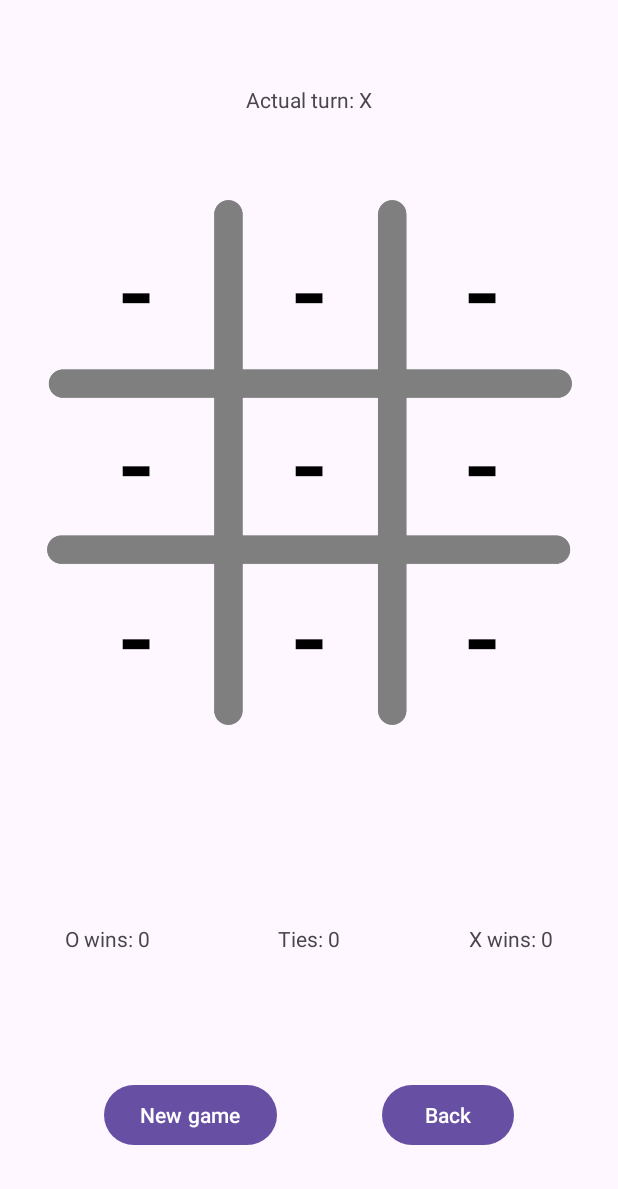
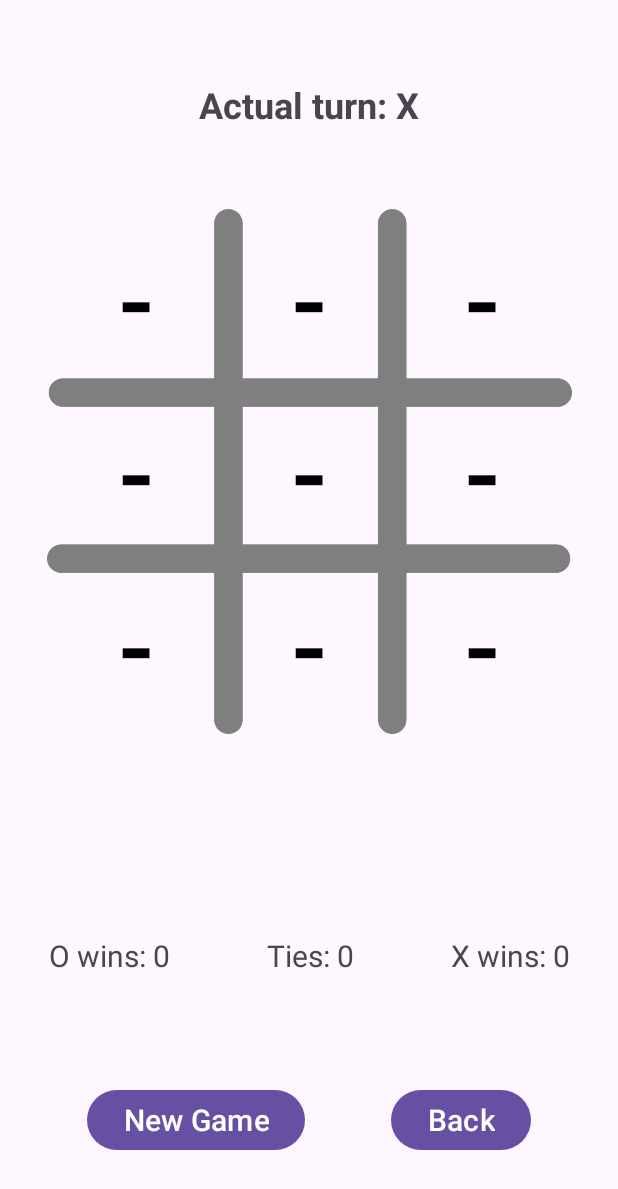
Before and after one commit to omanrique18/DADM-Ocas, an Android app: the screen it shows after launch (TicTacToeActivity), after a tap on "Single player", on a phone screen of 412 x 824 dp. Shown: the top 1189 px of the screen. Run offline under Robolectric (Android 15) with nearby library versions, the light colour scheme and no system bars.

```diff
--- a/reto3/TicTacToe/app/src/main/res/layout/activity_main_menu.xml
+++ b/reto3/TicTacToe/app/src/main/res/layout/activity_main_menu.xml
@@ -11,6 +11,7 @@
         android:layout_width="wrap_content"
         android:layout_height="wrap_content"
         android:text="Single player"
+        android:textSize="24sp"
         app:layout_constraintBottom_toBottomOf="parent"
         app:layout_constraintEnd_toEndOf="parent"
         app:layout_constraintHorizontal_bias="0.5"
@@ -24,6 +25,7 @@
         android:layout_height="wrap_content"
         android:layout_marginTop="10dp"
         android:text="Multi player"
+        android:textSize="24sp"
         app:layout_constraintEnd_toEndOf="parent"
         app:layout_constraintHorizontal_bias="0.5"
         app:layout_constraintStart_toStartOf="parent"
@@ -35,6 +37,7 @@
         android:layout_height="wrap_content"
         android:layout_marginBottom="60dp"
         android:text="Select the game mode:"
+        android:textSize="24sp"
         app:layout_constraintBottom_toTopOf="@+id/single_button"
         app:layout_constraintEnd_toEndOf="parent"
         app:layout_constraintHorizontal_bias="0.5"
--- a/reto3/TicTacToe/app/src/main/res/layout/activity_tic_tac_toe.xml
+++ b/reto3/TicTacToe/app/src/main/res/layout/activity_tic_tac_toe.xml
@@ -133,6 +133,8 @@
         android:layout_height="wrap_content"
         android:gravity="center"
         android:text="TextView"
+        android:textSize="20sp"
+        android:textStyle="bold|italic"
         app:layout_constraintBottom_toTopOf="@+id/linearLayout"
         app:layout_constraintEnd_toEndOf="parent"
         app:layout_constraintHorizontal_bias="0.5"
@@ -157,7 +159,8 @@
             android:layout_height="wrap_content"
             android:layout_weight="1"
             android:gravity="center"
-            android:text="TextView" />
+            android:text="TextView"
+            android:textSize="20sp" />
 
         <TextView
             android:id="@+id/ties"
@@ -165,7 +168,8 @@
             android:layout_height="wrap_content"
             android:layout_weight="1"
             android:gravity="center"
-            android:text="TextView" />
+            android:text="TextView"
+            android:textSize="20sp" />
 
         <TextView
             android:id="@+id/x_wins"
@@ -173,14 +177,16 @@
             android:layout_height="wrap_content"
             android:layout_weight="1"
             android:gravity="center"
-            android:text="TextView" />
+            android:text="TextView"
+            android:textSize="20sp" />
     </LinearLayout>
 
     <Button
         android:id="@+id/new_game"
         android:layout_width="wrap_content"
         android:layout_height="wrap_content"
-        android:text="New game"
+        android:text="New Game"
+        android:textSize="20sp"
         app:layout_constraintBottom_toBottomOf="parent"
         app:layout_constraintEnd_toStartOf="@+id/back"
         app:layout_constraintHorizontal_bias="0.5"
@@ -194,6 +200,8 @@
         android:layout_height="wrap_content"
         android:gravity="center"
         android:text="TextView"
+        android:textSize="24sp"
+        android:textStyle="bold"
         app:layout_constraintBottom_toTopOf="@+id/frameLayout"
         app:layout_constraintEnd_toEndOf="parent"
         app:layout_constraintHorizontal_bias="0.5"
@@ -206,6 +214,7 @@
         android:layout_width="wrap_content"
         android:layout_height="wrap_content"
         android:text="Back"
+        android:textSize="20sp"
         app:layout_constraintBottom_toBottomOf="parent"
         app:layout_constraintEnd_toEndOf="parent"
         app:layout_constraintHorizontal_bias="0.5"
```
